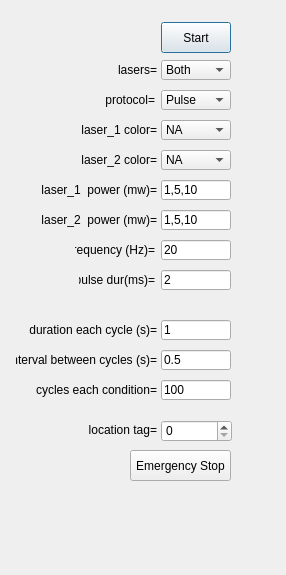
Above: src/foraging_gui/OpticalTagging.ui from AllenNeuralDynamics/dynamic-foraging-task before the change. Below: the same form after it.
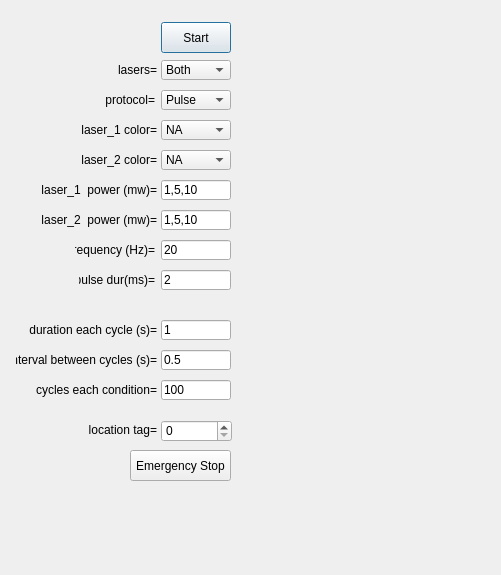
That is the form after the change.

Commit message: change the location of information label

The edit to the form file:
```diff
--- a/src/foraging_gui/OpticalTagging.ui
+++ b/src/foraging_gui/OpticalTagging.ui
@@ -6,7 +6,7 @@
    <rect>
     <x>0</x>
     <y>0</y>
-    <width>286</width>
+    <width>501</width>
     <height>575</height>
    </rect>
   </property>
@@ -681,8 +681,8 @@
    </property>
    <property name="geometry">
     <rect>
-     <x>51</x>
-     <y>510</y>
+     <x>270</x>
+     <y>30</y>
      <width>191</width>
      <height>20</height>
     </rect>
```
